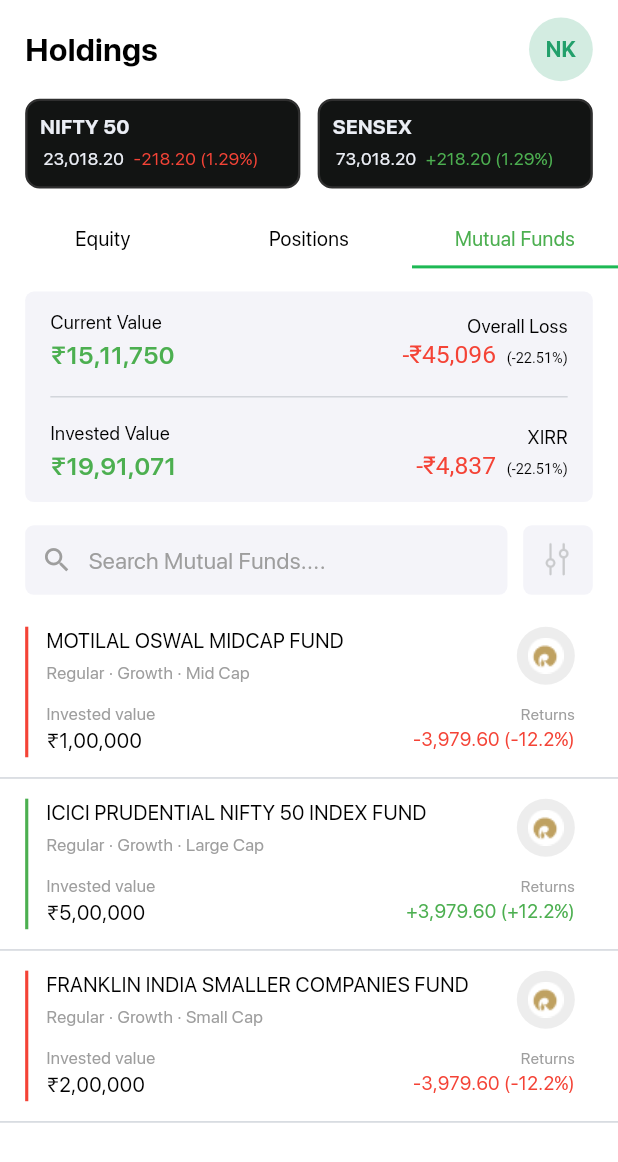
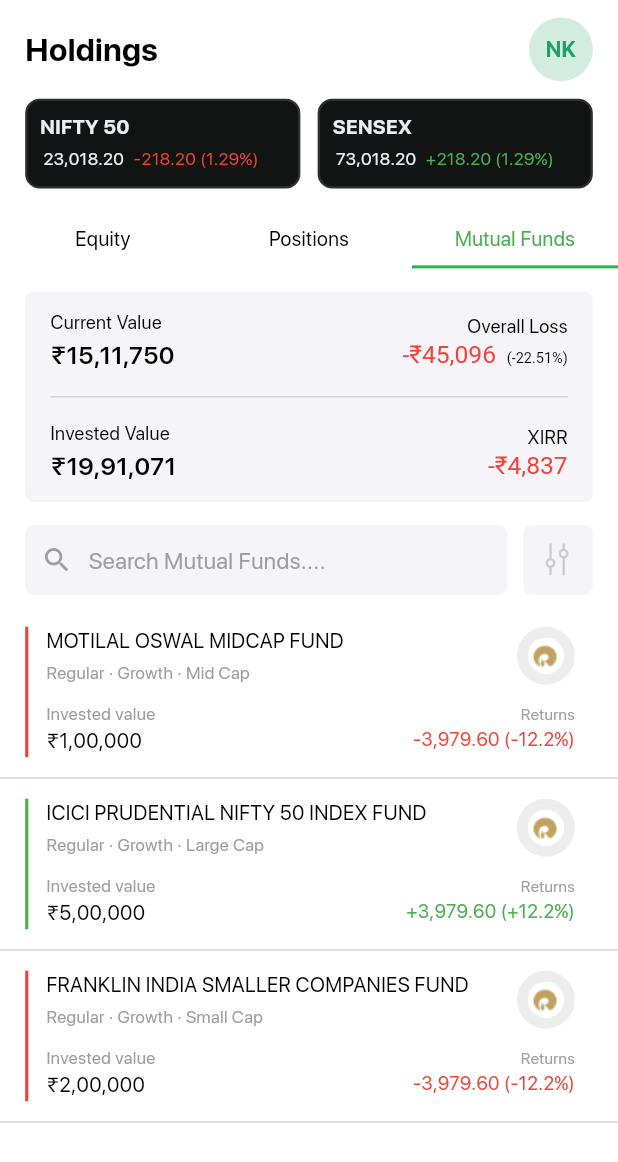
Before and after one commit to BrokingSapphire/SapphireTerminalMobile, a Flutter app: the HoldingsScreen screen opened directly, swiped to page 3, on a phone screen of 412 x 824 dp. Shown: the top 1162 px of the screen. Run offline on Flutter 3.47's test engine with Material 3 defaults, Android fonts, the phone set to English and light mode, and no system bars; our stand-ins replace camera, confetti, dotted_border, flutter_screenutil, flutter_secure_storage, flutter_slidable and 5 more; missing offline and left inert: google_mlkit_face_detection, holdable_button, scribble; accounts and stored records are empty; project files that could hold a hidden picture were left out.

Commit message:
fix: main pnl card ui in mutual funds

```diff
--- a/lib/screens/home/holdings/mutualFunds/mutualScreen.dart
+++ b/lib/screens/home/holdings/mutualFunds/mutualScreen.dart
@@ -36,6 +36,153 @@ class _MutualFundsScreenState extends State<MutualFundsScreen> {
       "icon": Icons.wb_sunny,
     },
   ];
+
+  Widget mutualFundCard(
+      String firtTitle,
+      String firstValue,
+      String secondTitle,
+      String secondValue,
+      bool isDark,
+      String thirdTitle,
+      String thirdValue,
+      String fourthTitle,
+      String fourthValue) {
+    return Column(
+      children: [
+        Container(
+          height: 120.h / 2,
+          child: Padding(
+            padding: EdgeInsets.symmetric(horizontal: 16.w),
+            child: Row(
+              mainAxisAlignment: MainAxisAlignment.spaceBetween,
+              children: [
+                Column(
+                  mainAxisAlignment: MainAxisAlignment.center,
+                  crossAxisAlignment: CrossAxisAlignment.start,
+                  children: [
+                    Text(
+                      firtTitle,
+                      style: TextStyle(
+                          fontSize: 13.sp,
+                          color: isDark ? Colors.white : Colors.black),
+                    ),
+                    Text(
+                      firstValue,
+                      style: TextStyle(
+                          fontSize: 17.sp,
+                          fontWeight: FontWeight.w600,
+                          color: isDark ? Colors.white : Colors.black),
+                    ),
+                  ],
+                ),
+                Column(
+                  mainAxisAlignment: MainAxisAlignment.center,
+                  crossAxisAlignment: CrossAxisAlignment.end,
+                  children: [
+                    Text(
+                      secondTitle,
+                      style: TextStyle(
+                          fontSize: 13.sp,
+                          color: isDark ? Colors.white : Colors.black),
+                    ),
+                    RichText(
+                      text: TextSpan(
+                        children: [
+                          TextSpan(
+                            text: secondValue,
+                            style: TextStyle(
+                                fontWeight: FontWeight.w400,
+                                fontSize: 17.sp,
+                                color: secondValue.contains('-')
+                                    ? Colors.red
+                                    : Colors.green),
+                          ),
+                          TextSpan(
+                            text: "   ", // Adding spaces for width
+                            style: TextStyle(fontSize: 10.sp),
+                          ),
+                          TextSpan(
+                            text: "(-22.51%)",
+                            style: TextStyle(
+                              fontSize: 10.sp,
+                              color: isDark ? Colors.white : Colors.black,
+                            ),
+                          ),
+                        ],
+                      ),
+                    ),
+                  ],
+                ),
+              ],
+            ),
+          ),
+        ),
+        Padding(
+            padding: EdgeInsets.symmetric(horizontal: 16.w),
+            child: Divider(
+              color: isDark ? Color(0xFF2f2f2f) : const Color(0xffD1D5DB),
+            )),
+        Container(
+          height: 120.h / 2,
+          child: Padding(
+            padding: EdgeInsets.symmetric(horizontal: 16.w),
+            child: Row(
+              mainAxisAlignment: MainAxisAlignment.spaceBetween,
+              children: [
+                Column(
+                  mainAxisAlignment: MainAxisAlignment.center,
+                  crossAxisAlignment: CrossAxisAlignment.start,
+                  children: [
+                    Text(
+                      thirdTitle,
+                      style: TextStyle(
+                          fontSize: 13.sp,
+                          color: isDark ? Colors.white : Colors.black),
+                    ),
+                    Text(
+                      thirdValue,
+                      style: TextStyle(
+                          fontSize: 17.sp,
+                          fontWeight: FontWeight.w600,
+                          color: isDark ? Colors.white : Colors.black),
+                    ),
+                  ],
+                ),
+                Column(
+                  mainAxisAlignment: MainAxisAlignment.center,
+                  crossAxisAlignment: CrossAxisAlignment.end,
+                  children: [
+                    Text(
+                      fourthTitle,
+                      style: TextStyle(
+                          fontSize: 13.sp,
+                          color: isDark ? Colors.white : Colors.black),
+                    ),
+                    RichText(
+                      text: TextSpan(
+                        children: [
+                          TextSpan(
+                            text: fourthValue,
+                            style: TextStyle(
+                                fontWeight: FontWeight.w400,
+                                fontSize: 17.sp,
+                                color: fourthValue.contains('-')
+                                    ? Colors.red
+                                    : Colors.green),
+                          ),
+                        ],
+                      ),
+                    ),
+                  ],
+                ),
+              ],
+            ),
+          ),
+        ),
+      ],
+    );
+  }
+
   @override
   Widget build(BuildContext context) {
     final isDark = Theme.of(context).brightness == Brightness.dark;
@@ -60,17 +207,17 @@ class _MutualFundsScreenState extends State<MutualFundsScreen> {
                 child: Column(
                   mainAxisAlignment: MainAxisAlignment.center,
                   children: [
-                    constWidgets.singleCard("Current Value", '₹15,11,750',
-                        "Overall Loss", "-₹45,096", isDark),
-                    Padding(
-                        padding: EdgeInsets.symmetric(horizontal: 16.w),
-                        child: Divider(
-                          color: isDark
-                              ? Color(0xFF2f2f2f)
-                              : const Color(0xffD1D5DB),
-                        )),
-                    constWidgets.singleCard("Invested Value", "₹19,91,071",
-                        "XIRR", "-₹4,837", isDark)
+                    mutualFundCard(
+                      "Current Value",
+                      '₹15,11,750',
+                      "Overall Loss",
+                      "-₹45,096",
+                      isDark,
+                      "Invested Value",
+                      "₹19,91,071",
+                      "XIRR",
+                      "-₹4,837",
+                    ),
                   ],
                 ),
               ),
```
